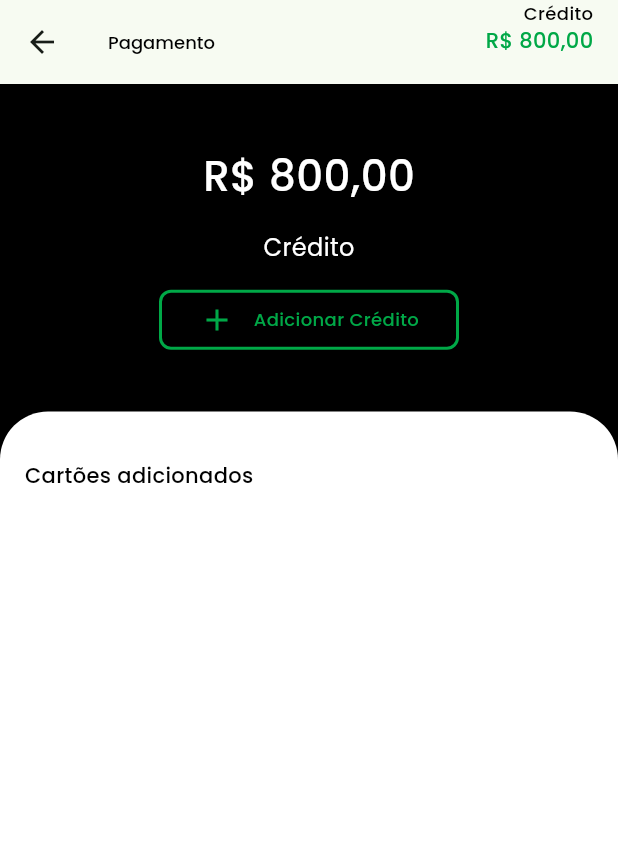
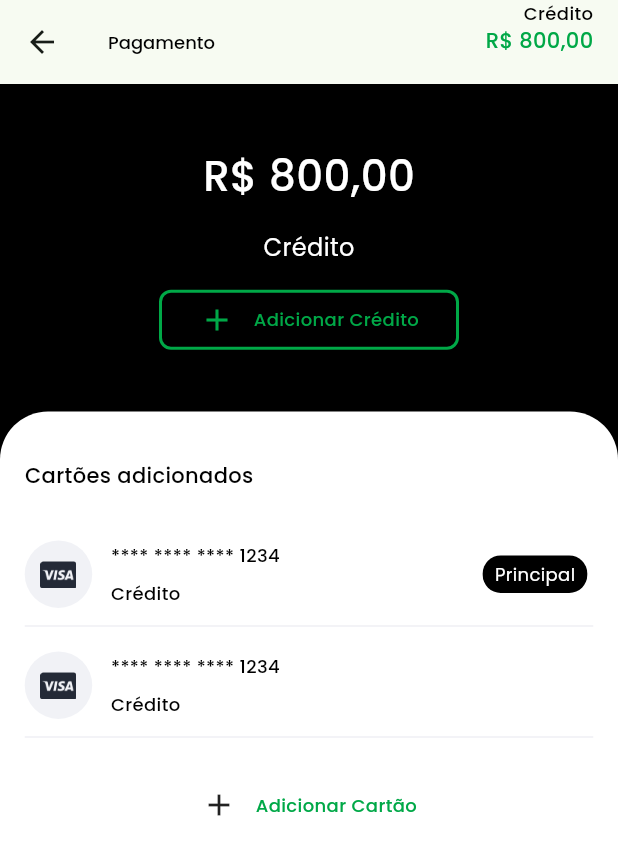
Before and after one commit to Azhar-Dogar/projeto, a Flutter app: the Balance screen opened directly, on a phone screen of 412 x 824 dp. Shown: the top 855 px of the screen. Run offline on Flutter 3.47's test engine with Material 2 defaults, Android fonts, the phone set to English and light mode, and no system bars; our stand-ins replace google_fonts, persistent_bottom_nav_bar.

Commit message:
profile balance

```diff
--- a/lib/extras/app_assets.dart
+++ b/lib/extras/app_assets.dart
@@ -12,6 +12,8 @@ class AppIcons {
   static var upload = getName("upload.png");
   static var timer = getName("timer.png");
   static var edit = getName("edit.png");
+  static var visa = getName("visa.png");
+  static var master = getName("masterCard.png");
 
   static String getName(String name) {
     return "$main$name";
--- a/lib/extras/app_textstyles.dart
+++ b/lib/extras/app_textstyles.dart
@@ -49,6 +49,10 @@ class AppTextStyles {
 
     );
   }
+  static TextStyle captionRegular({Color color = Colors.black}){
+    return captionMedium( color: color, fontWeight: FontWeight.w400);
+  }
+
 
   static TextStyle subTitleMedium({Color color = Colors.black}){
     return captionMedium(size: 14, color: color);
--- a/lib/extras/colors.dart
+++ b/lib/extras/colors.dart
@@ -23,6 +23,11 @@ class CColors {
   static var white = const Color(0xffFFFFFF);
   static var greyWhite = const Color(0xff979797);
   static var divider = const Color(0xffEFEFF4);
+  static var paymentContainer = const Color(0xffF1F2F6);
+
+
+
+
 
   static var labelColor = const Color(0xff393939);
 
--- a/lib/screens/dashboard/profile/balance.dart
+++ b/lib/screens/dashboard/profile/balance.dart
@@ -1,8 +1,11 @@
 import 'package:flutter/material.dart';
+import 'package:projeto/extras/app_assets.dart';
 import 'package:projeto/extras/app_textstyles.dart';
 import 'package:projeto/extras/colors.dart';
 import 'package:projeto/extras/extensions.dart';
-import 'package:projeto/screens/dashboard/profile/widgets/profile_header_widget.dart';
+import 'package:projeto/screens/dashboard/profile/widgets/prodileAppBar.dart';
+import 'package:projeto/widgets/custom_asset_image.dart';
+import 'package:projeto/widgets/divider_widget.dart';
 import 'package:projeto/widgets/margin_widget.dart';
 
 class Balance extends StatelessWidget {
@@ -10,11 +13,10 @@ class Balance extends StatelessWidget {
 
   @override
   Widget build(BuildContext context) {
-
-    double  padding = context.width * 0.04;
+    double padding = context.width * 0.04;
 
     return Scaffold(
-      appBar: buildAppBar(),
+      appBar: profileAppBar(),
       body: Container(
         width: double.infinity,
         height: double.infinity,
@@ -22,7 +24,15 @@ class Balance extends StatelessWidget {
         child: Column(
           children: [
             topWidget(),
-            Expanded(
+            cardDetailSection(padding),
+          ],
+        ),
+      ),
+    );
+  }
+
+  Widget cardDetailSection(double padding) {
+    return Expanded(
       child: Container(
         width: double.infinity,
         decoration: const BoxDecoration(
@@ -42,17 +52,84 @@ class Balance extends StatelessWidget {
               style: AppTextStyles.subTitleMedium(),
             ),
             const MarginWidget(factor: 2),
+            cardDetail(isPrinciple: true),
+            const MarginWidget(),
+            cardDetail(),
+            const MarginWidget(factor: 2),
             Row(
+              mainAxisAlignment: MainAxisAlignment.center,
               children: [
-
+                const Icon(Icons.add),
+                const MarginWidget(isHorizontal: true),
+                Text(
+                  "Adicionar Cartão",
+                  style: AppTextStyles.captionMedium(color: CColors.primary),
+                )
               ],
             )
-
           ],
         ),
       ),
-            )
+    );
+  }
+
+  Widget cardDetail({bool isPrinciple = false}) {
+    return Column(
+      crossAxisAlignment: CrossAxisAlignment.start,
+      children: [
+        Row(
+          children: [
+            Container(
+              height: 45,
+              width: 45,
+              decoration: BoxDecoration(
+                shape: BoxShape.circle,
+                color: CColors.paymentContainer,
+              ),
+              alignment: Alignment.center,
+              child: CustomAssetImage(
+                path: AppIcons.visa,
+                width: 24,
+              ),
+            ),
+            const MarginWidget(isHorizontal: true),
+            Expanded(
+              child: Column(
+                crossAxisAlignment: CrossAxisAlignment.start,
+                children: [
+                  Text(
+                    "**** **** **** 1234",
+                    style: AppTextStyles.captionMedium(),
+                  ),
+                  const MarginWidget(factor: 0.5),
+                  Text(
+                    "Crédito",
+                    style: AppTextStyles.captionMedium(),
+                  ),
                 ],
+              ),
+            ),
+            if (isPrinciple) principle(),
+          ],
+        ),
+        const MarginWidget(factor: 0.7),
+        const DividerWidget(),
+      ],
+    );
+  }
+
+  Widget principle() {
+    return Padding(
+      padding: const EdgeInsets.only(left: 4, right: 4),
+      child: Container(
+        decoration: BoxDecoration(
+          color: Colors.black,
+          borderRadius: BorderRadius.circular(12),
+        ),
+        padding: const EdgeInsets.only(top: 4, bottom: 4, left: 8, right: 8),
+        child: Text(
+          "Principal",
+          style: AppTextStyles.captionRegular(color: Colors.white),
         ),
       ),
     );
@@ -103,15 +180,5 @@ class Balance extends StatelessWidget {
     );
   }
 
-  AppBar buildAppBar() {
-    return AppBar(
-      title: Text(
-        "Pagamento",
-        style: AppTextStyles.captionMedium(),
-      ),
-      actions: const [
-        ProfileHeaderWidget(),
-      ],
-    );
+
 }
-}
--- /dev/null
+++ b/lib/screens/dashboard/profile/widgets/prodileAppBar.dart
@@ -0,0 +1,15 @@
+import 'package:flutter/material.dart';
+import 'package:projeto/screens/dashboard/profile/widgets/profile_header_widget.dart';
+import '../../../../extras/app_textstyles.dart';
+
+AppBar profileAppBar() {
+  return AppBar(
+    title: Text(
+      "Pagamento",
+      style: AppTextStyles.captionMedium(),
+    ),
+    actions: const [
+      ProfileHeaderWidget(),
+    ],
+  );
+}
--- /dev/null
+++ b/lib/widgets/divider_widget.dart
@@ -0,0 +1,14 @@
+import 'package:flutter/material.dart';
+import '../extras/colors.dart';
+
+class DividerWidget extends StatelessWidget {
+  const DividerWidget({Key? key}) : super(key: key);
+
+  @override
+  Widget build(BuildContext context) {
+   return Divider(
+      color: CColors.divider,
+      height: 1,
+    );
+  }
+}
```
Lines whose indentation alone changed are shown as unchanged.
